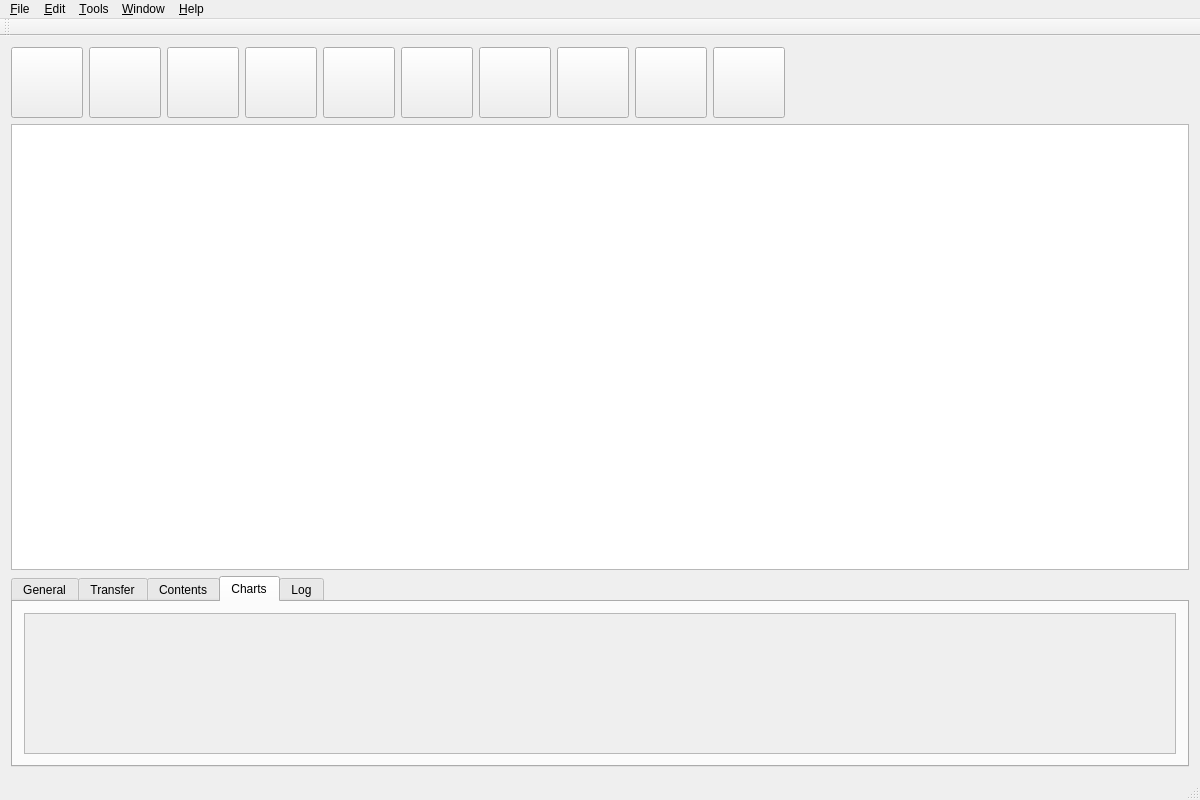
First picture: the form in src/gui/mainwindow.ui, repository GekkoFyre/FyreDL, before the edit.
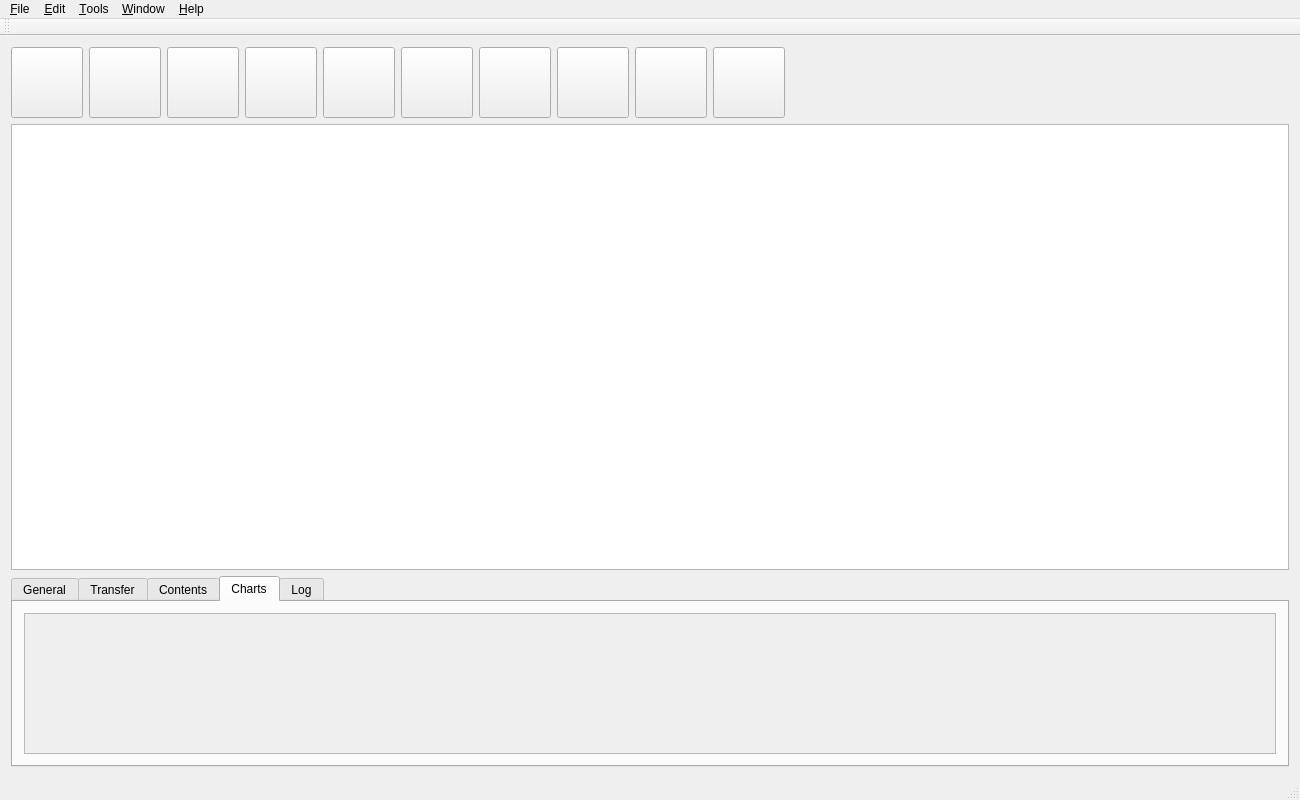
Second picture: the form after the edit. The open tabs and pages were chosen to show the change. Icons and pictures are not drawn.

Commit message: * Added two new columns to the QTableView, 'downloadView', in the MainWindow UI; 'Seeders' and 'Leechers', for improved functionality with BitTorrent downloads. * Further work has been done on the beginning BitTorrent code, with particular regard to sessions.

Patch:
```diff
--- a/src/gui/mainwindow.ui
+++ b/src/gui/mainwindow.ui
@@ -6,7 +6,7 @@
    <rect>
     <x>0</x>
     <y>0</y>
-    <width>1200</width>
+    <width>1300</width>
     <height>800</height>
    </rect>
   </property>
@@ -630,8 +630,8 @@
                   <rect>
                    <x>0</x>
                    <y>0</y>
-                   <width>98</width>
-                   <height>28</height>
+                   <width>1252</width>
+                   <height>162</height>
                   </rect>
                  </property>
                  <layout class="QVBoxLayout" name="verticalLayout_11">
@@ -682,7 +682,7 @@
     <rect>
      <x>0</x>
      <y>0</y>
-     <width>1200</width>
+     <width>1300</width>
      <height>25</height>
     </rect>
    </property>
```
Left out of the diff: 4 changed lines with no effect on the pictures. The commit also changes 7 other files.
